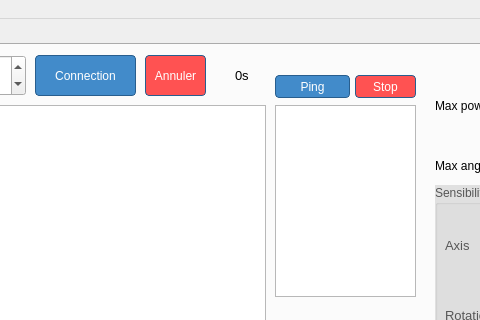
Old version of the form dgipydrone.ui in the repository DGIProject/DGIPyDrOneQt; both pictures show x 207 to 687 and y 0 to 320 of the 959 by 440 pixel window.
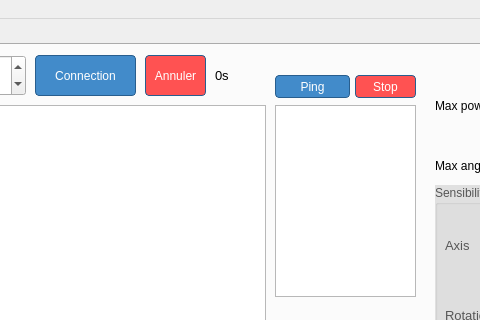
New version of the form. The open tabs and pages were chosen to show the change.

Patch:
```diff
--- a/dgipydrone.ui
+++ b/dgipydrone.ui
@@ -51,6 +51,9 @@
       <height>421</height>
      </rect>
     </property>
+    <property name="layoutDirection">
+     <enum>Qt::LeftToRight</enum>
+    </property>
     <property name="currentIndex">
      <number>0</number>
     </property>
@@ -769,9 +772,9 @@
      <widget class="QLabel" name="connectionTime">
       <property name="geometry">
        <rect>
-        <x>440</x>
+        <x>420</x>
         <y>20</y>
-        <width>31</width>
+        <width>51</width>
         <height>20</height>
        </rect>
       </property>
@@ -780,6 +783,9 @@
         <pointsize>10</pointsize>
        </font>
       </property>
+      <property name="layoutDirection">
+       <enum>Qt::LeftToRight</enum>
+      </property>
       <property name="text">
        <string>0s</string>
       </property>
```
Left out of the diff: 2 changed lines with no effect on the pictures.
